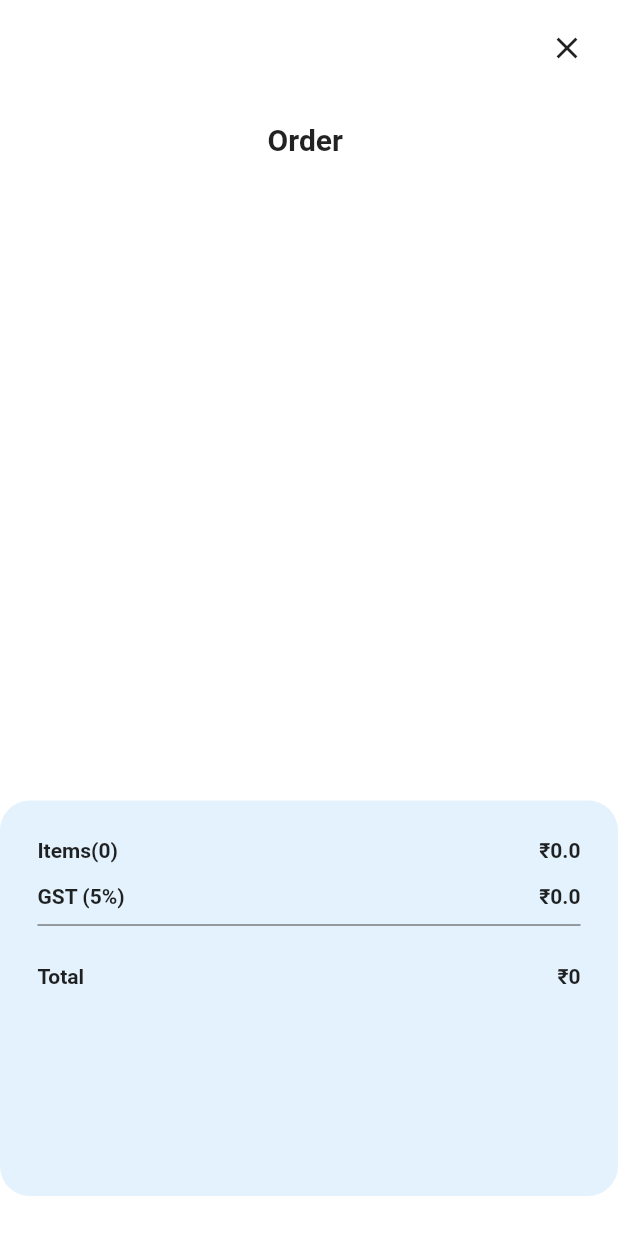
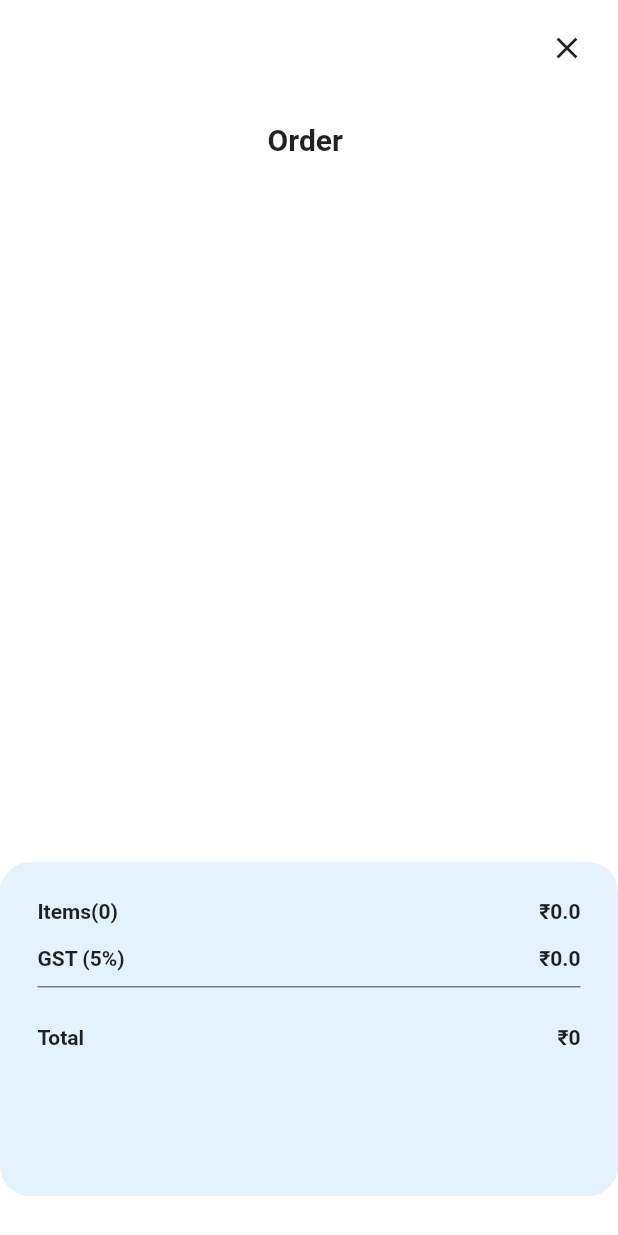
Before and after one commit to Abhu2002/neoPOS, a Flutter app: the TotalOrderCheckout widget shown alone on an empty page, opened directly with empty values, on a phone screen of 412 x 824 dp. Run offline on Flutter 3.47's test engine with Material 2 defaults, Android fonts, the phone set to English and light mode, and no system bars; our stand-ins replace bloc, cached_network_image, cloud_firestore, easy_sidemenu, equatable, firebase_core and 9 more; missing offline and left inert: dart:js_interop; accounts and stored records are empty; generated files the repository leaves out were written again.

Commit message:
small ui changes

```diff
--- a/lib/screens/order page/order_menu_page/total_order_checkout.dart
+++ b/lib/screens/order page/order_menu_page/total_order_checkout.dart
@@ -97,7 +97,7 @@ class _TotalOrderCheckoutState extends State<TotalOrderCheckout> {
             mainAxisSize: MainAxisSize.max,
             children: [
               SizedBox(
-                height: MediaQuery.of(context).size.height * 0.5,
+                height: MediaQuery.of(context).size.height * 0.55,
                 child: ListView.builder(
                   itemCount: widget.products.length,
                   itemBuilder: (context, index) {
@@ -136,7 +136,7 @@ class _TotalOrderCheckoutState extends State<TotalOrderCheckout> {
                                         DecreaseQuantityEvent(
                                             index,
                                             widget.data['Id'].toString(),
-                                            int.parse(productquantity) - 1),
+                                            int.parse(product.quantity) - 1),
                                       );
                                     }
                                   },
@@ -182,7 +182,7 @@ class _TotalOrderCheckoutState extends State<TotalOrderCheckout> {
                 ),
               ),
               Container(
-                height: MediaQuery.of(context).size.height * 0.32,
+                height: MediaQuery.of(context).size.height * 0.27,
                 decoration: BoxDecoration(
                     color: Colors.blue.shade50,
                     borderRadius: const BorderRadius.all(Radius.circular(20))),
```
